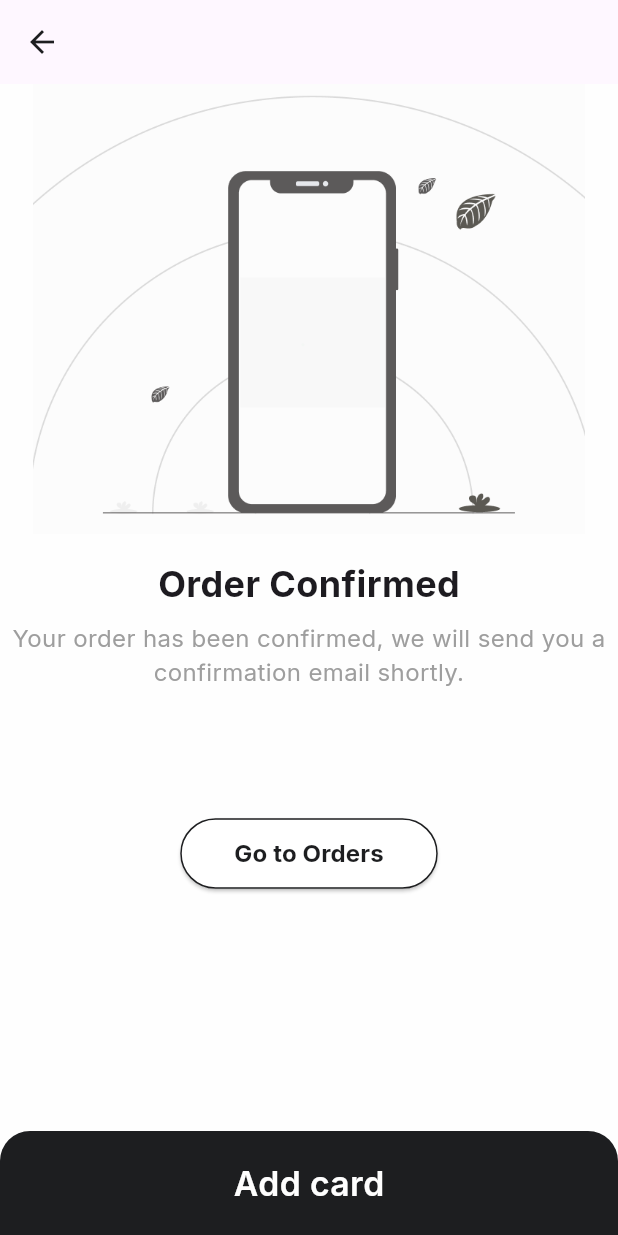
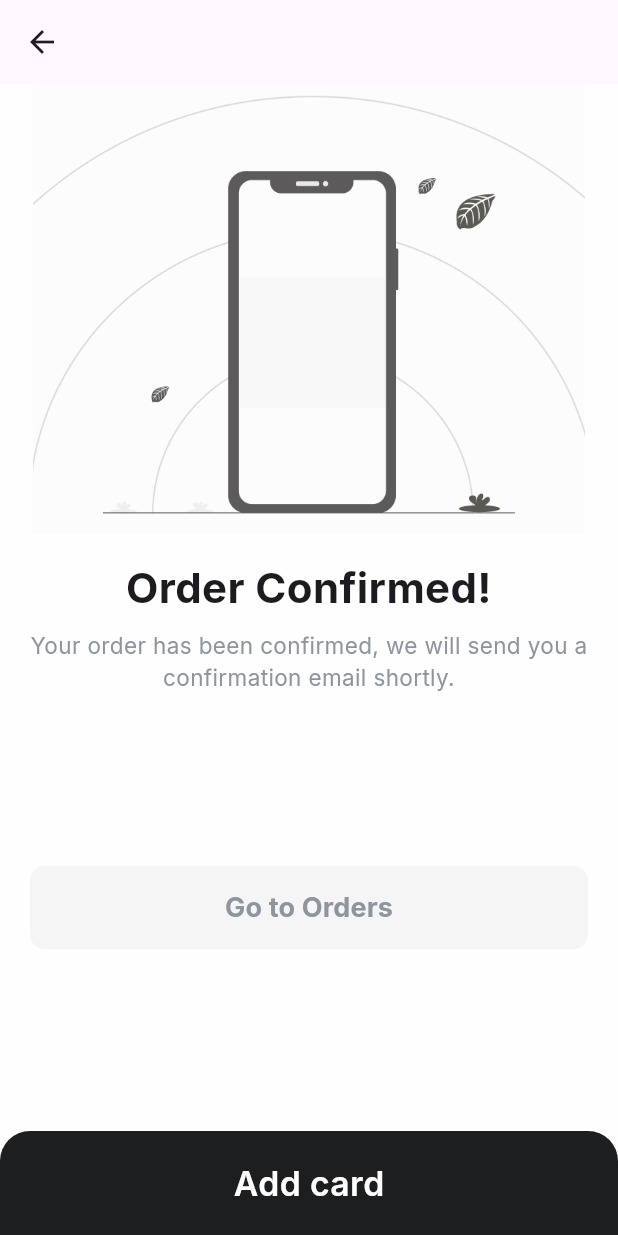
Before and after one commit to eyad-hussein/startUp-app, a Flutter app: the screen it shows after launch, on a phone screen of 412 x 824 dp. Run offline on Flutter 3.47's test engine with Material 3 defaults, Android fonts, the phone set to English and light mode, and no system bars; our stand-ins replace firebase_core, flutter_svg, font_awesome_flutter, get, google_fonts; accounts and stored records are empty.

Commit message:
Fix code

```diff
--- a/lib/main.dart
+++ b/lib/main.dart
@@ -24,7 +24,8 @@ class MyApp extends StatelessWidget {
     // return const MaterialApp(home: const Test());
     return GetMaterialApp(
       debugShowCheckedModeBanner: false,
-      initialRoute: Routes.orderconfirmedRoute,// Restore it to default after finishing testing
+      initialRoute: Routes
+          .orderConfirmedRoute, // Restore it to default after finishing testing
       getPages: getPages,
       themeMode: ThemeMode.light,
       theme: kLightTheme,
--- a/lib/routes.dart
+++ b/lib/routes.dart
@@ -1,6 +1,6 @@
 import 'package:app/screens/login_screen.dart';
 import 'package:app/screens/onboarding_screen.dart';
-import 'package:app/screens/order_confirm_screen.dart';
+import 'package:app/screens/order_confirmed_screen.dart';
 // import 'package:app/screens/payment_screen.dart';
 import 'package:app/screens/providers_screen.dart';
 import 'package:app/screens/signup_screen.dart';
@@ -14,8 +14,7 @@ class Routes {
   static String providersScreenRoute = '/providers-screen';
   static String onBoardingPageRoute = '/onboarding-screen';
   static String addnewcardRoute = '/add-new-card-screen';
-  static String orderconfirmedRoute = '/order-confirmed-screen';
-
+  static String orderConfirmedRoute = '/order-confirmed-screen';
 }
 
 final getPages = [
@@ -35,14 +34,12 @@ final getPages = [
     name: Routes.providersScreenRoute,
     page: () => const ProvidersScreen(),
   ),
-  GetPage(name: Routes.onBoardingPageRoute,
-      page: () => const OnBoardingScreen()
+  GetPage(
+    name: Routes.onBoardingPageRoute,
+    page: () => const OnBoardingScreen(),
   ),
-  // GetPage(name: Routes.paymentPageRoute,
-  //     page: () => const PaymentScreen()
-  // ),
-
-   GetPage(name: Routes.orderconfirmedRoute,
-      page: () => OrderConfirmedScreen()
-   ),
+  GetPage(
+    name: Routes.orderConfirmedRoute,
+    page: () => const OrderConfirmedScreen(),
+  ),
 ];
--- a/lib/screens/order_confirm_screen.dart
+++ /dev/null
@@ -1,76 +0,0 @@
-import 'package:flutter/material.dart';
-import 'package:app/widgets/order-confirmed-screen/order_confirmed_widget.dart';
-import 'package:app/widgets/order-confirmed-screen/order_confirm_bar.dart';
-import 'package:app/widgets/order-confirmed-screen/order_confirm_bottom_navigation_bar.dart';
-
-class OrderConfirmedScreen extends StatelessWidget {
-  const OrderConfirmedScreen({Key? key}) : super(key: key);
-
-  @override
-  Widget build(BuildContext context) {
-    return Scaffold(
-      appBar: OrderConfirmedBar(
-        onBackPress: () {
-          // Handle back presss
-        },
-      ),
-      backgroundColor: Theme.of(context).colorScheme.background,
-      body: Column(
-        crossAxisAlignment: CrossAxisAlignment.center,
-        mainAxisAlignment: MainAxisAlignment.center,
-        children: [
-          Align(
-            alignment: Alignment.topCenter,
-            child: const OrderConfirmed(
-              imagePath: 'assets/images/phone.png',
-            ),
-          ),
-          SizedBox(height: 16),
-          Text(
-            "Order Confirmed",
-            style: TextStyle(
-              fontSize: 24,
-              fontWeight: FontWeight.bold,
-            ),
-          ),
-          SizedBox(height: 8),
-          Text(
-            "Your order has been confirmed, we will send you a confirmation email shortly.",
-            style: TextStyle(
-              fontSize: 16,
-              color: Colors.grey,
-            ),
-            textAlign: TextAlign.center,
-          ),
-          SizedBox(height: 85), // Increase the height to push the button further down
-          ElevatedButton(
-            onPressed: () {
-              // Handle "Go to orders" button press
-            },
-            style: ElevatedButton.styleFrom(
-              primary: Colors.white,
-              onPrimary: Theme.of(context).colorScheme.primary,
-              shape: RoundedRectangleBorder(
-                borderRadius: BorderRadius.circular(50.0),
-                side: BorderSide(color: Theme.of(context).colorScheme.primary),
-              ),
-            ),
-            child: Padding(
-              padding: const EdgeInsets.all(12.0),
-              child: Text(
-                "Go to Orders",
-                style: TextStyle(
-                  fontSize: 16,
-                  fontWeight: FontWeight.bold,
-                  color: Theme.of(context).colorScheme.primary,
-                ),
-              ),
-            ),
-          ),
-          Spacer(), // Use Spacer to push the bottom navigation bar to the bottom
-          OrderConfirmBottomNavigationBar(),
-        ],
-      ),
-    );
-  }
-}
--- /dev/null
+++ b/lib/screens/order_confirmed_screen.dart
@@ -0,0 +1,83 @@
+import 'package:flutter/material.dart';
+import 'package:app/widgets/order-confirmed-screen/order_confirm_bottom_navigation_bar.dart';
+
+class OrderConfirmedScreen extends StatelessWidget {
+  const OrderConfirmedScreen({Key? key}) : super(key: key);
+
+  @override
+  Widget build(BuildContext context) {
+    return Scaffold(
+      appBar: AppBar(
+        leading: IconButton(
+          onPressed: () => {},
+          icon: Icon(Icons.arrow_back,
+              color: Theme.of(context).colorScheme.primary),
+        ),
+      ),
+      backgroundColor: Theme.of(context).colorScheme.background,
+      body: Column(
+        crossAxisAlignment: CrossAxisAlignment.stretch,
+        mainAxisAlignment: MainAxisAlignment.center,
+        children: [
+          Align(
+            alignment: Alignment.topCenter,
+            child: Center(
+              child: Image.asset(
+                'assets/images/phone.png',
+                width: 1000,
+                height: 300,
+              ),
+            ),
+          ),
+          const SizedBox(height: 16),
+          Text(
+            "Order Confirmed!",
+            style: TextStyle(
+              fontSize: Theme.of(context).textTheme.displayMedium!.fontSize!,
+              fontWeight: FontWeight.bold,
+            ),
+            textAlign: TextAlign.center,
+          ),
+          const SizedBox(height: 8),
+          Padding(
+            padding: const EdgeInsets.symmetric(horizontal: 6.0),
+            child: Text(
+              "Your order has been confirmed, we will send you a confirmation email shortly.",
+              style: TextStyle(
+                fontSize: Theme.of(context).textTheme.displaySmall!.fontSize!,
+                color: Theme.of(context).colorScheme.secondary,
+              ),
+              textAlign: TextAlign.center,
+            ),
+          ),
+          const SizedBox(height: 85),
+          Padding(
+            padding: const EdgeInsets.fromLTRB(20.0, 30, 20, 0),
+            child: ElevatedButton(
+              onPressed: () {},
+              style: ElevatedButton.styleFrom(
+                padding: const EdgeInsets.symmetric(vertical: 15),
+                backgroundColor: const Color(0xF5F5F5F5),
+                foregroundColor: Theme.of(context).colorScheme.secondary,
+                shape: RoundedRectangleBorder(
+                  borderRadius: BorderRadius.circular(10.0),
+                ),
+                elevation: 0,
+              ),
+              child: Text(
+                "Go to Orders",
+                style: TextStyle(
+                  fontSize:
+                      Theme.of(context).textTheme.displaySmall!.fontSize! * 1.2,
+                  fontWeight: FontWeight.bold,
+                ),
+              ),
+            ),
+          ),
+          const Spacer(),
+          const OrderConfirmBottomNavigationBar(),
+        ],
+      ),
+    );
+  }
+}
--- a/lib/widgets/order-confirmed-screen/order_confirm_bar.dart
+++ /dev/null
@@ -1,21 +0,0 @@
-import 'package:flutter/material.dart';
-
-class OrderConfirmedBar extends StatelessWidget implements PreferredSizeWidget {
-  const OrderConfirmedBar({Key? key, required this.onBackPress}) : super(key: key);
-
-  final VoidCallback onBackPress;
-
-  @override
-  Widget build(BuildContext context) {
-    return AppBar(
-      centerTitle: true,
-      leading: IconButton(
-        onPressed: onBackPress,
-        icon: Icon(Icons.arrow_back, color: Theme.of(context).colorScheme.primary),
-      ),
-    );
-  }
-
-  @override
-  Size get preferredSize => const Size.fromHeight(kToolbarHeight);
-}
--- a/lib/widgets/order-confirmed-screen/order_confirmed_widget.dart
+++ /dev/null
@@ -1,14 +0,0 @@
-import 'package:flutter/material.dart';
-
-class OrderConfirmed extends StatelessWidget {
-  final String imagePath;
-
-  const OrderConfirmed({Key? key, required this.imagePath}) : super(key: key);
-
-  @override
-  Widget build(BuildContext context) {
-    return Center(
-      child: Image.asset(imagePath, width: 1000, height: 300), // Adjust width and height as needed
-    );
-  }
-}
```
